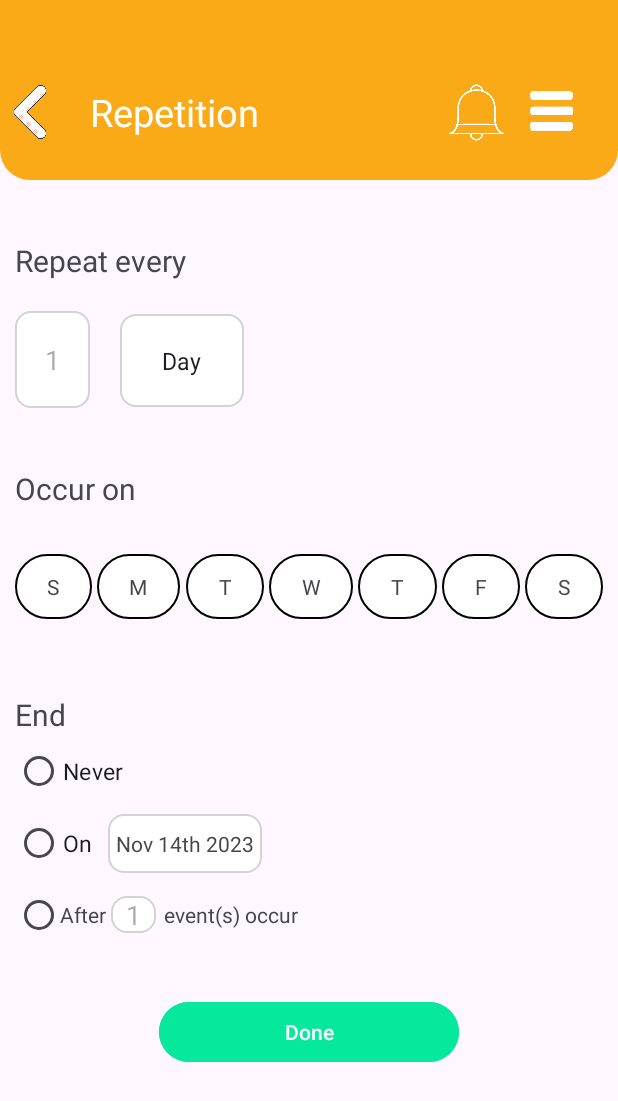
After one commit to 22520187/SE215-SuperFamilyApp, an Android app: the layout repetition.xml on its own in the app's theme, with its tools: preview values and no code run, on a phone screen of 412 x 824 dp. The commit adds this screen. Shown: the top 1101 px of the screen. Run offline under Robolectric (Android 15) with nearby library versions, the phone set to English and light mode, and no system bars.

Commit message:
repetition page

```diff
--- /dev/null
+++ b/app/src/main/res/drawable/circular_button.xml
@@ -0,0 +1,6 @@
+<?xml version="1.0" encoding="utf-8"?>
+<shape xmlns:android="http://schemas.android.com/apk/res/android">
+<solid android:color="@color/white"/>
+    <stroke android:color="@color/black" android:width="1dp"/>
+    <corners android:radius="60dp"/>
+</shape>
--- /dev/null
+++ b/app/src/main/res/layout/repetition.xml
@@ -0,0 +1,265 @@
+<?xml version="1.0" encoding="utf-8"?>
+<androidx.constraintlayout.widget.ConstraintLayout xmlns:android="http://schemas.android.com/apk/res/android"
+    xmlns:app="http://schemas.android.com/apk/res-auto"
+    android:layout_width="match_parent"
+    android:layout_height="match_parent">
+
+    <FrameLayout
+        android:layout_width="match_parent"
+        android:layout_height="match_parent"
+        app:layout_constraintBottom_toBottomOf="parent"
+        app:layout_constraintEnd_toEndOf="parent"
+        app:layout_constraintStart_toStartOf="parent"
+        app:layout_constraintTop_toTopOf="parent">
+        <LinearLayout
+            android:layout_width="match_parent"
+            android:layout_height="match_parent"
+            android:orientation="vertical">
+            <LinearLayout
+                android:layout_width="match_parent"
+                android:layout_height="wrap_content"
+                android:layout_gravity="top"
+                android:background="@drawable/wallet_header"
+                android:orientation="horizontal"
+                android:paddingTop="50dp"
+                android:paddingBottom="20dp"
+                >
+                <ImageView
+                    android:layout_width="40dp"
+                    android:layout_height="40dp"
+                    android:scaleType="fitCenter"
+                    android:src="@drawable/back_arrow_white"
+                    android:layout_gravity="center_vertical"/>
+                <TextView
+                    android:layout_width="wrap_content"
+                    android:layout_height="wrap_content"
+                    android:text="Repetition"
+                    android:layout_gravity="center_vertical"
+                    android:layout_marginLeft="20dp"
+                    android:textSize="25dp"
+                    android:textFontWeight="@integer/material_motion_duration_long_2"
+                    android:textColor="@color/white"/>
+                <ImageView
+                    android:layout_width="50dp"
+                    android:layout_height="50dp"
+                    android:src="@drawable/notification"
+                    android:scaleType="fitCenter"
+                    android:layout_gravity="center_vertical"
+                    android:layout_marginLeft="120dp"/>
+                <ImageView
+                    android:layout_width="50dp"
+                    android:layout_height="50dp"
+                    android:src="@drawable/oip"
+                    android:scaleType="fitCenter"
+                    android:layout_gravity="center_vertical"/>
+
+
+            </LinearLayout>
+
+            <LinearLayout
+                android:layout_width="match_parent"
+                android:layout_height="wrap_content"
+                android:layout_marginTop="30dp"
+                android:padding="10dp"
+                android:orientation="horizontal">
+                <TextView
+                    android:layout_width="wrap_content"
+                    android:layout_height="wrap_content"
+                    android:text="Repeat every"
+                    android:textSize="20dp"/>
+
+            </LinearLayout>
+            <LinearLayout
+                android:layout_width="match_parent"
+                android:layout_height="wrap_content"
+                android:layout_marginTop="10dp"
+                android:layout_marginHorizontal="10dp"
+                android:orientation="horizontal">
+                <EditText
+                    android:layout_width="wrap_content"
+                    android:layout_height="wrap_content"
+                    android:hint="1"
+                    android:padding="20dp"
+                    android:background="@drawable/border_rounded"/>
+                <Spinner
+                    android:layout_width="wrap_content"
+                    android:layout_height="wrap_content"
+                    android:entries="@array/repeat_item"
+                    android:layout_marginLeft="20dp"
+                    android:background="@drawable/border_rounded"
+                    android:padding="20dp"/>
+
+            </LinearLayout>
+
+            <LinearLayout
+                android:layout_width="match_parent"
+                android:layout_height="wrap_content"
+                android:layout_marginTop="30dp"
+                android:padding="10dp"
+                android:orientation="horizontal">
+                <TextView
+                    android:layout_width="wrap_content"
+                    android:layout_height="wrap_content"
+                    android:text="Occur on"
+                    android:textSize="20dp"/>
+
+            </LinearLayout>
+            <LinearLayout
+                android:layout_width="match_parent"
+                android:layout_height="wrap_content"
+                android:layout_marginTop="10dp"
+                android:padding="10dp"
+                android:orientation="horizontal">
+                <TextView
+                    android:layout_width="wrap_content"
+                    android:layout_height="wrap_content"
+                    android:background="@drawable/circular_button"
+                    android:paddingHorizontal="4dp"
+                    android:paddingVertical="12dp"
+                    android:text="S"
+                    android:gravity="center"
+                    android:layout_weight="1"
+                    />
+                <TextView
+                    android:layout_width="wrap_content"
+                    android:layout_height="wrap_content"
+                    android:background="@drawable/circular_button"
+                    android:paddingHorizontal="4dp"
+                    android:paddingVertical="12dp"
+                    android:text="M"
+                    android:gravity="center"
+                    android:layout_marginLeft="3dp"
+                    android:layout_weight="1"
+                    /><TextView
+                android:layout_width="wrap_content"
+                android:layout_height="wrap_content"
+                android:layout_marginLeft="4dp"
+                android:background="@drawable/circular_button"
+                android:paddingHorizontal="4dp"
+                android:paddingVertical="12dp"
+
+                android:text="T"
+                android:gravity="center"
+                android:layout_weight="1"
+                /><TextView
+                android:layout_marginLeft="3dp"
+                android:layout_width="wrap_content"
+                android:layout_height="wrap_content"
+                android:background="@drawable/circular_button"
+                android:paddingHorizontal="4dp"
+                android:paddingVertical="12dp"
+                android:text="W"
+                android:gravity="center"
+                android:layout_weight="1"
+                /><TextView
+                android:layout_marginLeft="3dp"
+                android:layout_width="wrap_content"
+                android:layout_height="wrap_content"
+                android:background="@drawable/circular_button"
+                android:paddingHorizontal="4dp"
+                android:paddingVertical="12dp"
+                android:text="T"
+                android:gravity="center"
+                android:layout_weight="1"
+                /><TextView
+                android:layout_marginLeft="3dp"
+                android:layout_width="wrap_content"
+                android:layout_height="wrap_content"
+                android:background="@drawable/circular_button"
+                android:paddingHorizontal="4dp"
+                android:paddingVertical="12dp"
+                android:text="F"
+                android:gravity="center"
+                android:layout_weight="1"
+                /><TextView
+                android:layout_marginLeft="3dp"
+                android:layout_width="wrap_content"
+                android:layout_height="wrap_content"
+                android:background="@drawable/circular_button"
+                android:paddingHorizontal="4dp"
+                android:paddingVertical="12dp"
+                android:text="S"
+                android:gravity="center"
+                android:layout_weight="1"
+                />
+
+            </LinearLayout>
+
+        <LinearLayout
+            android:layout_width="match_parent"
+            android:layout_height="wrap_content"
+            android:layout_marginTop="30dp"
+            android:padding="10dp"
+            android:orientation="vertical">
+            <TextView
+                android:layout_width="wrap_content"
+                android:layout_height="wrap_content"
+                android:text="End"
+                android:textSize="20dp"/>
+            <RadioGroup
+                android:layout_width="match_parent"
+                android:layout_height="wrap_content">
+            <RadioButton
+                android:layout_width="wrap_content"
+                android:layout_height="wrap_content"
+                android:text="Never"
+                android:textSize="15dp"/>
+            <LinearLayout
+                android:layout_width="match_parent"
+                android:layout_height="wrap_content"
+                android:orientation="horizontal">
+                <RadioButton
+                    android:layout_width="wrap_content"
+                    android:layout_height="wrap_content"
+                    android:text="On"
+                    android:textSize="15dp"/>
+                <TextView
+                    android:layout_width="wrap_content"
+                    android:layout_height="wrap_content"
+                    android:text="Nov 14th 2023"
+                    android:layout_marginLeft="10dp"
+                    android:background="@drawable/border_rounded"
+                    android:paddingVertical="10dp"
+                    android:paddingHorizontal="5dp"/>
+
+            </LinearLayout>
+                <LinearLayout
+                    android:layout_width="match_parent"
+                    android:layout_height="wrap_content"
+                    android:orientation="horizontal">
+
+                    <RadioButton
+                        android:layout_width="30dp"
+                        android:layout_height="wrap_content"/>
+                    <TextView
+                        android:layout_width="wrap_content"
+                        android:layout_height="wrap_content"
+                        android:text="After "/>
+                    <EditText
+                        android:layout_width="wrap_content"
+                        android:layout_height="wrap_content"
+                        android:hint="1"
+                        android:background="@drawable/border_rounded"
+                        android:paddingHorizontal="10dp"
+                        android:layout_gravity="center_vertical"/>
+                    <TextView
+                        android:layout_width="wrap_content"
+                        android:layout_height="wrap_content"
+                        android:padding="5dp"
+                        android:text="event(s) occur"/>
+                </LinearLayout>
+            </RadioGroup>
+
+            <Button
+                android:layout_marginTop="30dp"
+                android:layout_width="200dp"
+                android:layout_height="wrap_content"
+                android:text="Done"
+                android:layout_gravity="center_horizontal"
+                android:backgroundTint="@color/my_blue"/>
+
+        </LinearLayout>
+
+        </LinearLayout>
+    </FrameLayout>
+</androidx.constraintlayout.widget.ConstraintLayout>
--- a/app/src/main/res/values/strings.xml
+++ b/app/src/main/res/values/strings.xml
@@ -7,6 +7,12 @@
     <string name="next">Next</string>
     <string name="previous">Previous</string>
     <string name="family_calendar">Family Calendar</string>
+    <string-array name="repeat_item">
+        <item>Day</item>
+        <item>Week</item>
+        <item>Moth</item>
+        <item>Year</item>
+    </string-array>
     <string name="lorem_ipsum">
         Lorem ipsum dolor sit amet, consectetur adipiscing elit. Nam in scelerisque sem. Mauris
         volutpat, dolor id interdum ullamcorper, risus dolor egestas lectus, sit amet mattis purus
```
